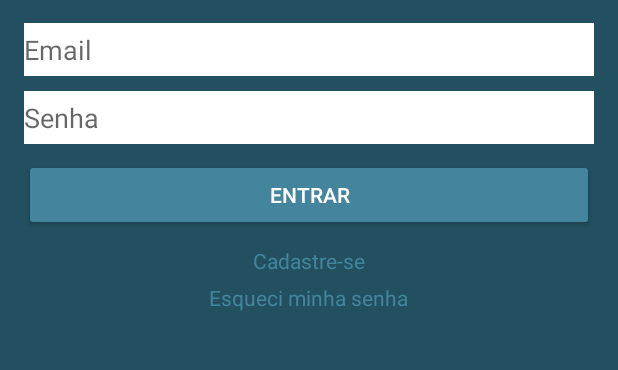
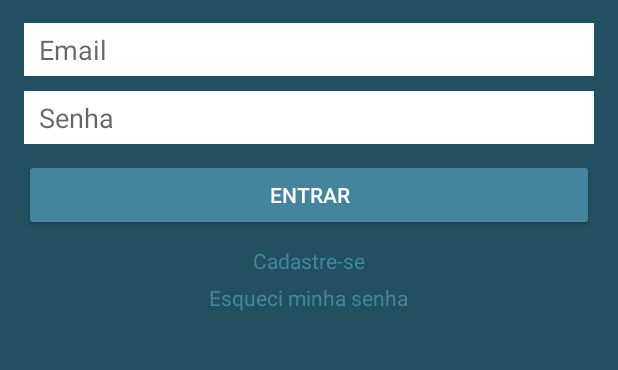
Before and after one commit to Ailtonjr/Waypoints, an Android app: the screen it shows after launch (MainActivity), on a phone screen of 412 x 824 dp, the part 514-884 px from its top. Run offline under Robolectric (Android 15) with nearby library versions, the phone set to English and light mode, and no system bars.

Commit message:
Ajuste visual:
Tela de login lockada como portrait.
Campos email e senha na tela de login estavam muito juntos na parte direita, fazendo com que o que fosse escrito ficasse rente a linha do campo. Foi colocando padding left-right 10dp.

```diff
--- a/app/src/main/AndroidManifest.xml
+++ b/app/src/main/AndroidManifest.xml
@@ -8,7 +8,9 @@
         android:label="@string/app_name"
         android:supportsRtl="true"
         android:theme="@style/AppTheme">
-        <activity android:name=".MainActivity">
+        <activity
+            android:name=".MainActivity"
+            android:screenOrientation="portrait">
             <intent-filter>
                 <action android:name="android.intent.action.MAIN" />
 
@@ -17,7 +19,6 @@
         </activity>
         <activity android:name=".CadastroActivity" />
         <activity android:name=".ConfigActivity" />
-        <activity android:name=".PrincipalActivity" />
         <activity android:name=".RotasActivity" />
         <activity android:name=".SobreActivity" />
         <activity android:name=".RecuperarActivity" />
--- a/app/src/main/res/layout/activity_main.xml
+++ b/app/src/main/res/layout/activity_main.xml
@@ -36,7 +36,9 @@
             android:layout_marginBottom="10dp"
             android:backgroundTintMode="multiply"
             android:background="#ffffff"
-            android:layout_marginTop="15dp" />
+            android:layout_marginTop="15dp"
+            android:paddingLeft="10dp"
+            android:paddingRight="10dp" />
 
         <EditText
             android:layout_width="fill_parent"
@@ -48,7 +50,9 @@
             android:layout_marginBottom="10dp"
             android:backgroundTintMode="multiply"
             android:drawableTintMode="multiply"
-            android:background="#ffffff" />
+            android:background="#ffffff"
+            android:paddingRight="10dp"
+            android:paddingLeft="10dp" />
 
         <Button
             android:layout_width="fill_parent"
```
Also changed, not shown: 141 other files.
